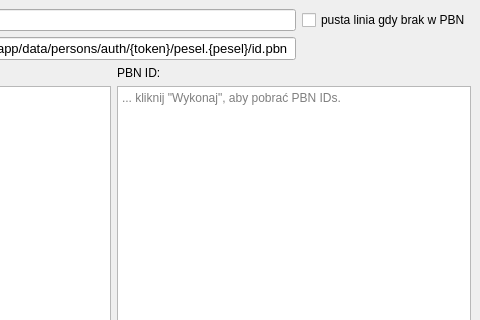
This is src/pesel2pbn/pesel2pbn.ui in mpasternak/pesel2pbn as Qt 5 draws it before an edit; both pictures show x 253 to 733 and y 0 to 320 of the 733 by 527 pixel window. The edited form follows.
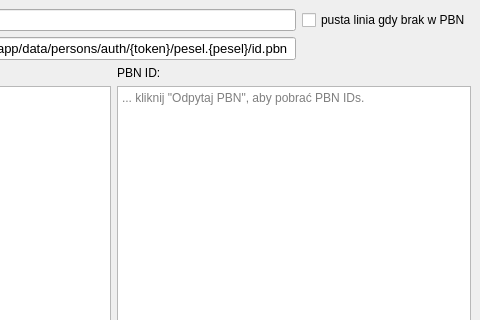
This is the edited form.

Commit message: Inny sposób obsługi zapytań sieciowych

```diff
--- a/src/pesel2pbn/pesel2pbn.ui
+++ b/src/pesel2pbn/pesel2pbn.ui
@@ -115,7 +115,7 @@
              <bool>true</bool>
             </property>
             <property name="placeholderText">
-             <string>... kliknij &quot;Wykonaj&quot;, aby pobrać PBN IDs.</string>
+             <string>... kliknij &quot;Odpytaj PBN&quot;, aby pobrać PBN IDs.</string>
             </property>
            </widget>
           </item>
```
Left out of the diff: 4 changed lines with no effect on the pictures. The commit also changes 2 other files.
